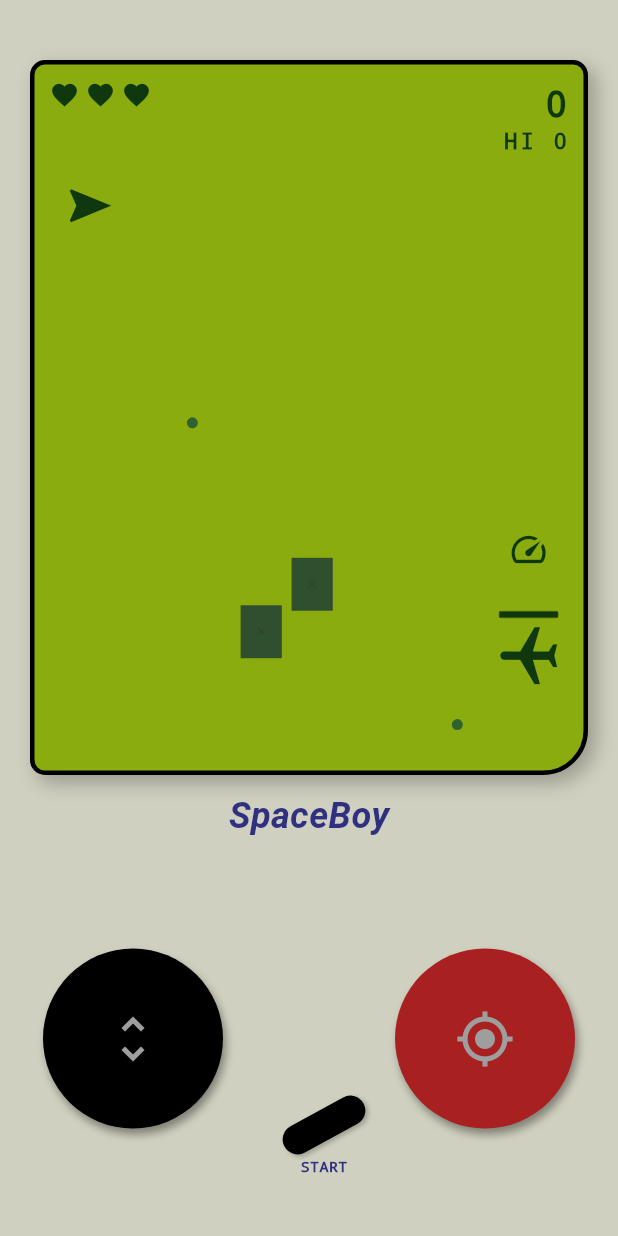
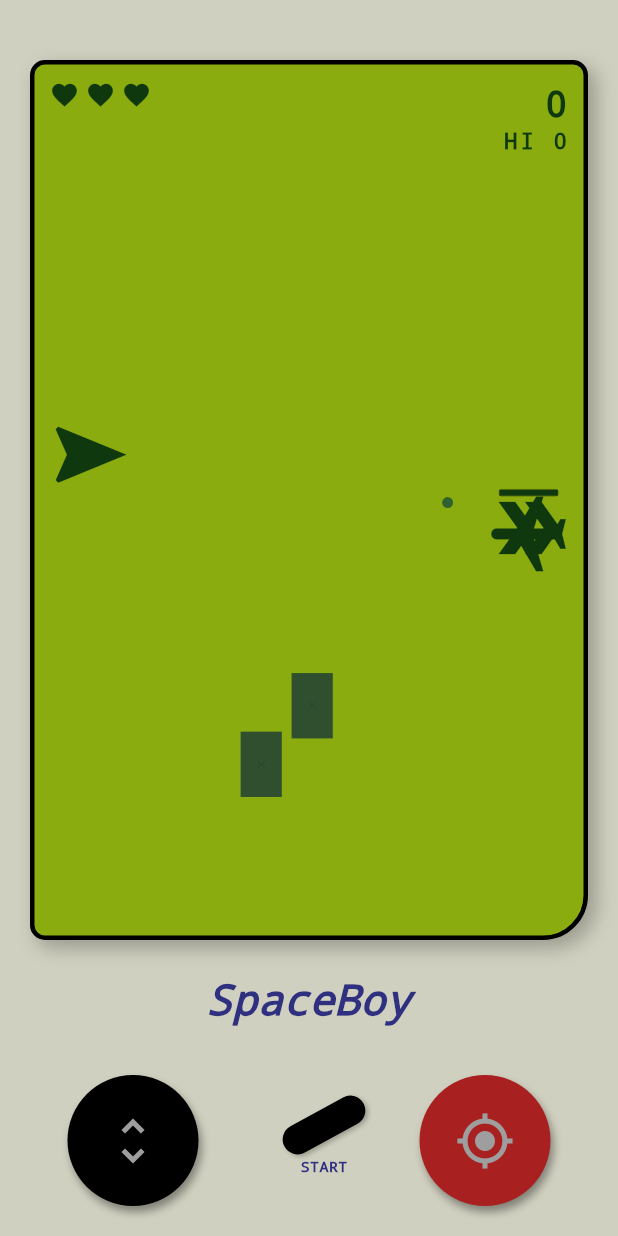
Before and after one commit to edmarfjr/spaceDuel, a Flutter app: the screen it shows after launch, after a tap on the "unfold more" icon, on a phone screen of 412 x 824 dp. Run offline on Flutter 3.47's test engine with Material 3 defaults, Android fonts, the phone set to English and light mode, and no system bars; our stand-ins replace audioplayers, shared_preferences.

Commit message:
varios ajustes

```diff
--- a/lib/core/constants.dart
+++ b/lib/core/constants.dart
@@ -1,20 +1,16 @@
 import 'package:flutter/material.dart';
 
 class GameConfig {
-  static const double gravity = 0.2;
-  static const double jetThrust = -0.5;
-  static const double shipMaxVelocity = 15.0;
-  static const double gameSpeed = 3.0;
   static const int fps = 60;
   static const int initialLives = 3;
   static const int invulnerabilityFrames = 120;
 
   static const double shipWidth = 0.2;
-  static const double shipHeight = 0.15;
+  static const double shipHeight = 0.1;
 
   static const double enemyWidth = 0.25;
   static const double enemyHeight = 0.25;
-  static const double enemySpeed = 0.015; // Velocidade vertical do inimigo
+  static const double enemySpeed = 0.006; // Velocidade vertical do inimigo
 
   static const double powerUpWidth = 0.15;
   static const double powerUpHeight = 0.15;
--- a/lib/logic/game_engine.dart
+++ b/lib/logic/game_engine.dart
@@ -12,7 +12,7 @@ class GameEngine {
   int highScore = 0;
   int lives = 0;
   int shootTime = 120;
-  int _shootTimer = 0;
+  int shootTimer = 0;
 
   static const bool enableSound = false;
 
@@ -89,7 +89,7 @@ class GameEngine {
       lifeMax: newHp,
       type: selectedType,
       // Opcional: Aumentar velocidade vy com o nível
-      vy: 0.006 + (level * 0.001),
+      vy: GameConfig.enemySpeed + (level * 0.001),
       burstCount: nRajada
     );
   }
@@ -97,11 +97,23 @@ class GameEngine {
   void _spawnPowerUp() {
     List<PowerUpType> powerUpTypes = PowerUpType.values;
     PowerUpType selectedType = powerUpTypes[Random().nextInt(powerUpTypes.length)];
-
+    String message = "";
+    switch (selectedType) {
+      case PowerUpType.life:
+        message = "+1 Vida!";
+        break;
+      case PowerUpType.speedBoost:
+        message = "Velocidade +!";
+        break;
+      case PowerUpType.weaponUpgrade:
+        message = "Tiro Rápido!";
+        break;
+    }
     powerUp = PowerUp(
       x: 0.8,
       y: 0.0,
-      type: selectedType
+      type: selectedType,
+      message: message
     );
   }
 
@@ -162,13 +174,15 @@ class GameEngine {
   }
 
   void fire() {
-    if (_shootTimer > 0) return; // Espera o cooldown
+    if (shootTimer > 0) return; // Espera o cooldown
     bullets.add(GameObj(x: -0.8, y: shipY, vx: 0.025, vy: 0));
-    _shootTimer = shootTime; // Cooldown de 120 frames (2 segundos a 60fps)
+    shootTimer = shootTime; // Cooldown de 120 frames (2 segundos a 60fps)
     if (enableSound) onShootEvent?.call();
   }
 
    void _updatePowerUp() {
+
+    if (powerUp.isCollected==false) {
       // 1. Movimento Vertical (Bounce)
       powerUp.y += powerUp.vy;
 
@@ -177,6 +191,13 @@ class GameEngine {
         powerUp.vy = -powerUp.vy;
         // Correção de posição para não ficar preso na parede
         powerUp.y = powerUp.y.clamp(-0.9, 0.9);
+      }
+    } else {
+        powerUp.timer--;
+        if (powerUp.timer <= 0) {
+          //powerUp.isCollected = false;
+          powerUp.x = 2.0; // Remove o powerup da tela
+        }
       }
    }
   void _updateEnemy() {
@@ -253,8 +274,8 @@ class GameEngine {
     if (_invulnerableTimer > 0) {
       _invulnerableTimer--;
     }
-    if (_shootTimer > 0) {
-      _shootTimer--;
+    if (shootTimer > 0) {
+      shootTimer--;
     }
   }
 
@@ -412,7 +433,7 @@ class GameEngine {
               break;
           }
           _createExplosion(powerUp.x, powerUp.y);
-          powerUp.x = 2.0; // Remove o powerup da tela
+          powerUp.isCollected = true; // Remove o powerup da tela
           bullet.isDead = true;
           break;
         }
--- a/lib/main.dart
+++ b/lib/main.dart
@@ -1,8 +1,8 @@
-import 'dart:async';
 import 'package:flutter/material.dart';
 import 'package:flutter/services.dart';
+import 'package:flutter/scheduler.dart'; // <--- IMPORTANTE: Necessário para o Ticker
 
-// Importações dos nossos módulos
+// Importações dos seus módulos
 import 'core/constants.dart';
 import 'logic/game_engine.dart';
 import 'widgets/game_screen.dart';
@@ -11,6 +11,10 @@ import 'widgets/control_pad.dart';
 import 'core/storage_manager.dart';
 
 void main() {
+  WidgetsFlutterBinding.ensureInitialized();
+  // Trava a tela em pé e esconde a barra de status
+  SystemChrome.setPreferredOrientations([DeviceOrientation.portraitUp]);
+  SystemChrome.setEnabledSystemUIMode(SystemUiMode.immersiveSticky);
   runApp(const SpaceConsoleApp());
 }
 
@@ -19,11 +23,13 @@ class SpaceConsoleApp extends StatelessWidget {
 
   @override
   Widget build(BuildContext context) {
-    SystemChrome.setEnabledSystemUIMode(SystemUiMode.immersiveSticky);
     return MaterialApp(
       debugShowCheckedModeBanner: false,
       title: 'NaveBoy',
-      theme: ThemeData(primarySwatch: Colors.blueGrey),
+      theme: ThemeData(
+        brightness: Brightness.dark,
+        scaffoldBackgroundColor: const Color(0xFF202020),
+      ),
       home: const GamePage(),
     );
   }
@@ -36,11 +42,14 @@ class GamePage extends StatefulWidget {
   State<GamePage> createState() => _GamePageState();
 }
 
-class _GamePageState extends State<GamePage> {
-  final GameEngine _engine = GameEngine(); // Instância da lógica
+// "with TickerProviderStateMixin" é o segredo para animações suaves (60FPS)
+class _GamePageState extends State<GamePage> with TickerProviderStateMixin {
+  final GameEngine _engine = GameEngine();
   final SoundManager _soundManager = SoundManager();
   final StorageManager _storageManager = StorageManager();
-  Timer? _gameLoopTimer;
+
+  late Ticker _ticker; // Substitui o Timer para melhor performance
+
   bool _gameStarted = false;
   bool _gameOver = false;
   bool _isPaused = false;
@@ -50,12 +59,38 @@ class _GamePageState extends State<GamePage> {
   @override
   void initState() {
     super.initState();
-    _soundManager.init(); // Inicializa o som
+
+    // 1. Inicializa Som e Score
+    _soundManager.init();
     _loadHighScore();
-    // --- CONEXÃO: LIGA OS FIOS ENTRE ENGINE E SOM ---
-    // Quando a engine disser "Tiro", o SoundManager toca o tiro.
+
+    // 2. CONEXÃO DE EVENTOS (Lógica -> Som/Save)
     _engine.onShootEvent = _soundManager.playShoot;
     _engine.onExplosionEvent = _soundManager.playExplosion;
+
+    // FALTAVA ISSO: Salvar o score quando a engine avisar
+    _engine.onNewHighScoreEvent = (int newRecord) {
+      _storageManager.saveHighScore(newRecord);
+    };
+
+    // 3. Configura o Game Loop (Ticker)
+    _ticker = createTicker((elapsed) {
+      if (_gameStarted && !_gameOver && !_isPaused) {
+        // Roda a matemática do jogo
+        bool playerDied = _engine.update();
+
+        if (playerDied) {
+          setState(() {
+            _gameOver = true;
+            _gameStarted = false;
+          });
+        } else {
+          // Redesenha a tela (atualiza posições e a barra de cooldown)
+          setState(() {});
+        }
+      }
+    });
+    _ticker.start();
   }
 
   void _loadHighScore() async {
@@ -66,26 +101,13 @@ class _GamePageState extends State<GamePage> {
   }
 
   void _startGame() {
-    if (_gameStarted && !_gameOver) return; // Jogo já rodando
+    if (_gameStarted && !_gameOver) return;
 
     setState(() {
       _gameStarted = true;
       _gameOver = false;
       _engine.reset();
-    });
-
-    _gameLoopTimer?.cancel();
-    _gameLoopTimer = Timer.periodic(const Duration(milliseconds: 1000 ~/ GameConfig.fps), (timer) {
-      if (!_isPaused) {
-        setState(() {
-          // Pede para a Engine calcular o próximo frame
-          bool collision = _engine.update();
-          if (collision) {
-            _gameOver = true;
-            _gameLoopTimer?.cancel();
-          }
-        });
-      }
+      _isPaused = false;
     });
   }
 
@@ -99,7 +121,7 @@ class _GamePageState extends State<GamePage> {
 
   @override
   void dispose() {
-    _gameLoopTimer?.cancel();
+    _ticker.dispose(); // Para o relógio ao fechar
     _soundManager.dispose();
     super.dispose();
   }
@@ -108,11 +130,12 @@ class _GamePageState extends State<GamePage> {
   Widget build(BuildContext context) {
     return Scaffold(
       backgroundColor: AppColors.body,
-      body: Column(
+      body: SafeArea( // Evita que o jogo fique embaixo da câmera frontal (notch)
+        child: Column(
           children: [
-          // Tela LCD
+            // Tela LCD (Onde o jogo acontece)
             Expanded(
-            flex: 2,
+              flex: 5, // Dá mais espaço para a tela
               child: GameScreenLCD(
                 engine: _engine,
                 gameStarted: _gameStarted,
@@ -121,25 +144,31 @@ class _GamePageState extends State<GamePage> {
               ),
             ),
 
-          // Logo
+            // Logo "NaveBoy" com Debug Secreto
             GestureDetector(
               onTap: () {
                 _debugTapCount++;
                 if (_debugTapCount >= 3) {
                   setState(() {
-                  _engine.toggleDebugMode(); // Ativa/Desativa as hitboxes
-                  debugPrint("Debug Mode: ${_engine.showHitboxes}");
-                  _debugTapCount = 0; // Reseta o contador
+                    _engine.toggleDebugMode();
+                    _debugTapCount = 0;
                   });
+                  ScaffoldMessenger.of(context).showSnackBar(
+                    SnackBar(content: Text("Debug Mode: ${_engine.showHitboxes}"), duration: const Duration(seconds: 1)),
+                  );
                 }
               },
-            child: const Text("SpaceBoy",
+              child: const Padding(
+                padding: EdgeInsets.symmetric(vertical: 10),
+                child: Text("SpaceBoy",
                   style: TextStyle(
                     color: Color(0xFF303080),
                     fontWeight: FontWeight.bold,
                     fontStyle: FontStyle.italic,
-                fontSize: 24
+                    fontFamily: 'Courier', // Fonte mais retro
+                    fontSize: 28
                   )
+                ),
               ),
             ),
 
@@ -157,6 +186,7 @@ class _GamePageState extends State<GamePage> {
           ),
           ],
         ),
+      ),
     );
   }
 }
--- a/lib/models/entities.dart
+++ b/lib/models/entities.dart
@@ -64,6 +64,8 @@ class PowerUp {
   double y;
   double vy = 0.005;
   bool isCollected = false;
+  int timer = 120;
   PowerUpType type;
-  PowerUp({required this.x, required this.y, required this.type});
+  String message;
+  PowerUp({required this.x, required this.y, required this.type, required this.message});
 }
--- a/lib/widgets/game_screen.dart
+++ b/lib/widgets/game_screen.dart
@@ -46,6 +46,7 @@ class GameScreenLCD extends StatelessWidget {
               required double w,
               required double h,
               required Widget child,
+              double visualScale = 2.5,
             }) {
               // Cálculos de pixel (Matemática de Coordenadas)
               final double pixelW = (w / 2.0) * screenW;
@@ -56,23 +57,25 @@ class GameScreenLCD extends StatelessWidget {
               final double top = centerY - (pixelH / 2);
 
               return Positioned(
-                left: left,
-                top: top,
-                width: pixelW,
-                height: pixelH,
+                left: left, top: top, width: pixelW, height: pixelH,
                 child: Stack(
-                  fit: StackFit.expand, // Manda o filho preencher todo o espaço da hitbox
+                  clipBehavior: Clip.none, // Permite que o ícone "vaze" para fora da hitbox
+                  alignment: Alignment.center,
                   children: [
-                    // 1. O Desenho Real
-                    // (Removemos o FittedBox daqui para não sumir com os containers)
-                    child,
+                    // 1. O DESENHO (Visualmente Aumentado)
+                    // Usamos o Transform.scale para aumentar o ícone sem mexer na posição lógica
+                    Transform.scale(
+                      scale: visualScale,
+                      child: child,
+                    ),
 
-                    // 2. A Borda de Debug (Se ativada)
+                    // 2. A HITBOX DE DEBUG (Tamanho Real Físico)
+                    // Ela continua desenhando exatamente o tamanho pixelW / pixelH
                     if (engine.showHitboxes)
                       Container(
                         decoration: BoxDecoration(
-                          border: Border.all(color: Colors.white, width: 1),
-                        ),
+                          border: Border.all(color: Colors.white, width: 1)
+                        )
                       ),
                   ],
                 ),
@@ -97,7 +100,7 @@ class GameScreenLCD extends StatelessWidget {
                 case PowerUpType.life:
                   return Icons.favorite; // Coração
                 case PowerUpType.speedBoost:
-                  return Icons.speed; // Velocidade
+                  return Icons.double_arrow; // Velocidade
                 case PowerUpType.weaponUpgrade:
                   return Icons.stars; // Arma
                 default:
@@ -113,8 +116,8 @@ class GameScreenLCD extends StatelessWidget {
                   positionObject(
                     x: -0.8,
                     y: engine.shipY,
-                    w: GameConfig.shipWidth,
-                    h: GameConfig.shipHeight,
+                    w: GameConfig.shipWidth ,
+                    h: GameConfig.shipHeight ,
                     child: FittedBox( // <--- FittedBox SÓ AQUI
                       fit: BoxFit.contain,
                       child: Transform.rotate(
@@ -123,9 +126,32 @@ class GameScreenLCD extends StatelessWidget {
                       ),
                     ),
                   ),
+                  if (engine.shootTimer > 0)
+                  Positioned(
+                    // Posiciona um pouco à direita da nave (-0.65 no eixo X)
+                    left: ((-0.65 + 1) / 2) * screenW,
+                    // Acompanha a altura da nave
+                    top: ((engine.shipY + 1) / 2) * screenH - 15, // -15 para centralizar verticalmente
+                    child: Container(
+                      width: 4,     // Barra fina vertical
+                      height: 30,   // Altura total
+                      decoration: BoxDecoration(
+                        color: Colors.black26, // Fundo escuro da barra
+                        borderRadius: BorderRadius.circular(2),
+                        border: Border.all(color: Colors.white30, width: 0.5)
+                      ),
+                      // FractionallySizedBox permite preencher % do pai
+                      child: FractionallySizedBox(
+                        alignment: Alignment.bottomCenter, // Esvazia de cima para baixo
+                        heightFactor: engine.shootTimer / engine.shootTime, // % de preenchimento
+                        child: Container(color: AppColors.pixel), // A cor Ciano
+                      ),
+                    ),
+                  ),
                   //obstaculos
                   ...engine.obstaculos.map((obs) => positionObject(
                   x: obs.x, y: obs.y, w: GameConfig.obstacleSize, h: GameConfig.obstacleSize,
+                  visualScale: 1,
                   child: Container(
                     decoration:const BoxDecoration(
                       color: AppColors.obstacle
@@ -142,7 +168,15 @@ class GameScreenLCD extends StatelessWidget {
                     y: engine.powerUp.y,
                     w: GameConfig.powerUpWidth,
                     h: GameConfig.powerUpHeight,
-                    child: FittedBox(
+                    child: engine.powerUp.isCollected
+                    ? FittedBox(
+                        fit: BoxFit.contain,
+                        child: Text(
+                          engine.powerUp.message,
+                          style: AppStyles.retro(size: 16).copyWith(color: AppColors.pixel)
+                        ),
+                      )
+                    : FittedBox(
                       fit: BoxFit.contain,
                       child: Icon(getPowerUpIcon(), color: AppColors.pixel),
                     ),
@@ -191,6 +225,7 @@ class GameScreenLCD extends StatelessWidget {
                   y: m.y,
                   w: GameConfig.meteorSize,
                   h: GameConfig.meteorSize,
+                  visualScale: 1,
                   child: Container(
                     decoration: const BoxDecoration(
                       color: Color(0xFF306230),
@@ -205,6 +240,7 @@ class GameScreenLCD extends StatelessWidget {
                   y: b.y,
                   w: GameConfig.bulletWidth,
                   h: GameConfig.bulletHeight,
+                  visualScale: 1,
                   child: Container(color: AppColors.pixel),
                 )),
 
--- a/pubspec.yaml
+++ b/pubspec.yaml
@@ -62,7 +62,8 @@ flutter:
 
   # To add assets to your application, add an assets section, like this:
   assets:
-    - assets/
+    - assets/shoot.mp3
+    - assets/explosion.mp3
   #   - images/a_dot_burr.jpeg
   #   - images/a_dot_ham.jpeg
 
```
Also changed, not shown: lib/core/sound_manager.dart (+43 -23 lines), 4 other files. Lines whose indentation alone changed are shown as unchanged.
